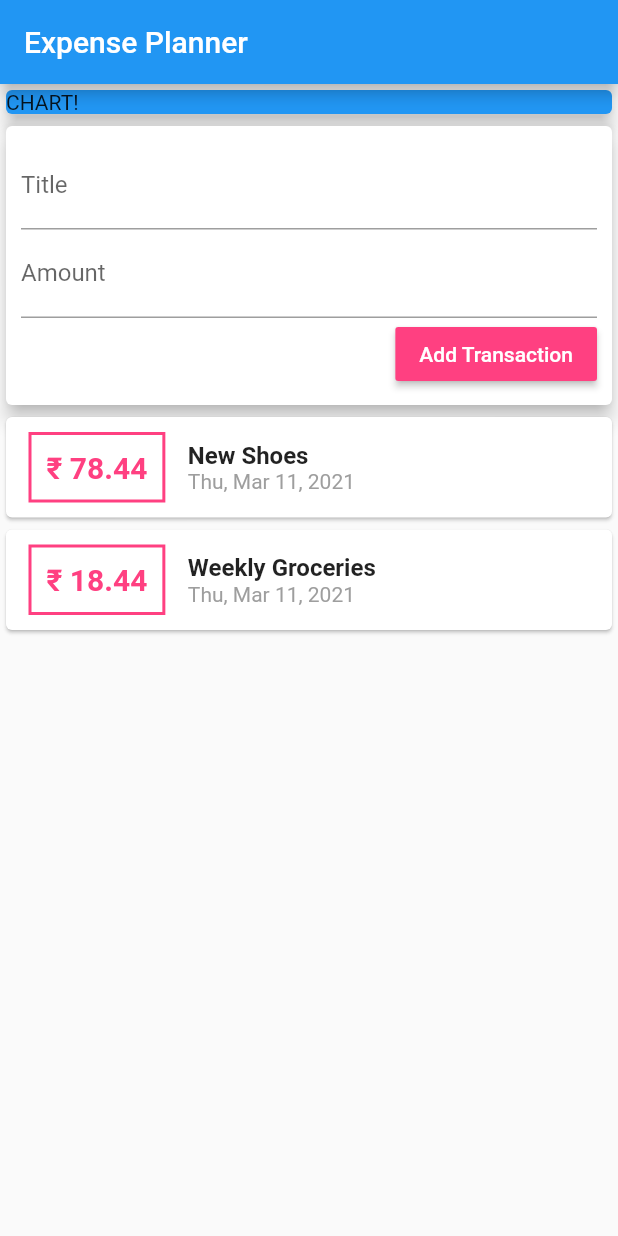
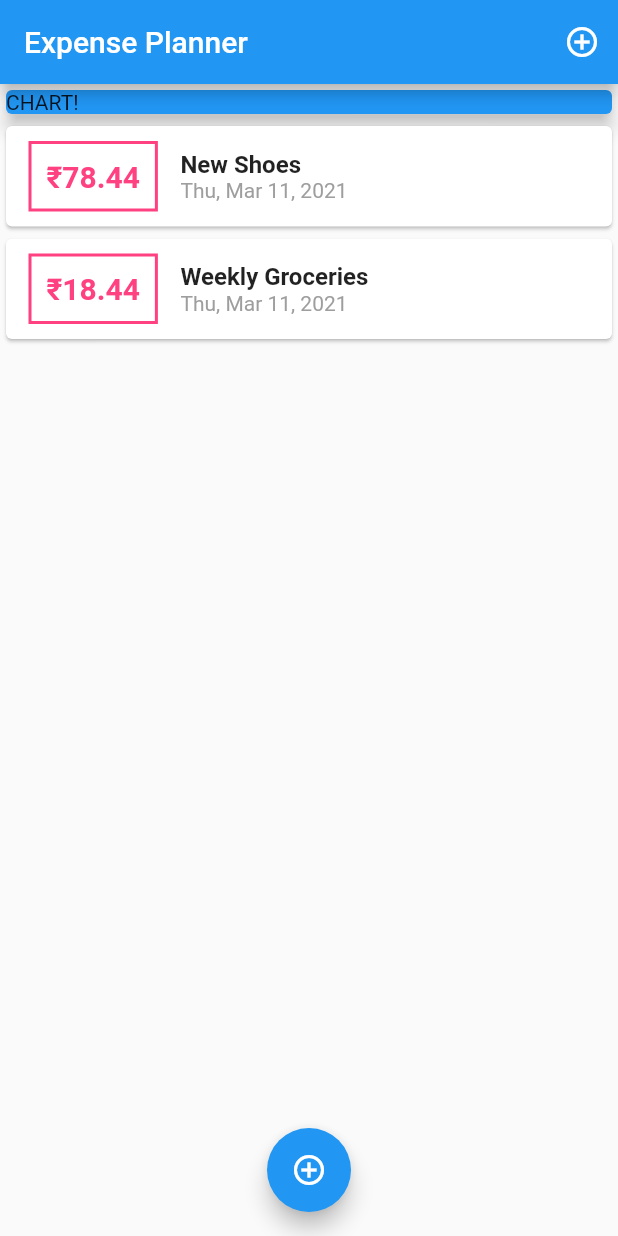
Before and after one commit to yash412/ExpensePlanner, a Flutter app: the screen it shows after launch, on a phone screen of 412 x 824 dp. Run offline on Flutter 3.47's test engine with Material 2 defaults, Android fonts, the phone set to English and light mode, and no system bars.

Commit message:
added floating buttons

```diff
--- a/lib/main.dart
+++ b/lib/main.dart
@@ -1,5 +1,7 @@
 import 'package:flutter/material.dart';
-import './widgets/user_transactions.dart';
+import './widgets/transaction_list.dart';
+import './widgets/new_transaction.dart';
+import './models/transcation.dart';
 
 void main() => runApp(MyApp());
 
@@ -13,15 +15,67 @@ class MyApp extends StatelessWidget {
   }
 }
 
-class MyHomePage extends StatelessWidget {
+class MyHomePage extends StatefulWidget {
   // String titleInput;
   // String amountInput;
+
+  @override
+  _MyHomePageState createState() => _MyHomePageState();
+}
+
+class _MyHomePageState extends State<MyHomePage> {
+  final List<Transaction> _userTransactions = [
+    Transaction(
+      id: 't1',
+      title: 'New Shoes',
+      amount: 78.44,
+      date: DateTime.now(),
+    ),
+    Transaction(
+      id: 't2',
+      title: 'Weekly Groceries',
+      amount: 18.44,
+      date: DateTime.now(),
+    ),
+  ];
+
+  void _addNewTransaction(String txTitle, double txAmount) {
+    final newTx = Transaction(
+      title: txTitle,
+      amount: txAmount,
+      date: DateTime.now(),
+      id: DateTime.now().toString(),
+    );
+
+    setState(() {
+      _userTransactions.add(newTx);
+    });
+  }
+
+  void _startAddNewTransaction(BuildContext ctx) {
+    showModalBottomSheet(
+      context: ctx,
+      builder: (_) {
+        return GestureDetector(
+          onTap: () {},
+          child: NewTransaction(_addNewTransaction),
+          behavior: HitTestBehavior.opaque,
+        );
+      },
+    );
+  }
 
   @override
   Widget build(BuildContext context) {
     return Scaffold(
       appBar: AppBar(
         title: Text('Expense Planner'),
+        actions: <Widget>[
+          IconButton(
+            icon: Icon(Icons.add_circle_outline),
+            onPressed: () => _startAddNewTransaction(context),
+          )
+        ],
       ),
       body: SingleChildScrollView(
         child: Column(
@@ -35,9 +89,14 @@ class MyHomePage extends StatelessWidget {
                 elevation: 5,
               ),
             ),
-            UserTransactions()
+            TransactionList(_userTransactions),
           ],
         ),
+      ),
+      floatingActionButtonLocation: FloatingActionButtonLocation.centerFloat,
+      floatingActionButton: FloatingActionButton(
+        child: Icon(Icons.add_circle_outline),
+        onPressed: () => _startAddNewTransaction(context),
       ),
     );
   }
--- a/lib/widgets/transaction_list.dart
+++ b/lib/widgets/transaction_list.dart
@@ -3,16 +3,15 @@ import 'package:intl/intl.dart';
 import '../models/transcation.dart';
 
 class TransactionList extends StatelessWidget {
-  final List<Transaction> transaction;
+  final List<Transaction> transactions;
 
-  TransactionList(this.transaction);
+  TransactionList(this.transactions);
   @override
   Widget build(BuildContext context) {
     return Container(
       height: 300,
-      child: SingleChildScrollView(
-        child: Column(
-          children: transaction.map((tx) {
+      child: ListView.builder(
+        itemBuilder: (ctx, index) {
           return Card(
             child: Row(
               children: <Widget>[
@@ -29,7 +28,7 @@ class TransactionList extends StatelessWidget {
                   ),
                   padding: EdgeInsets.all(10),
                   child: Text(
-                      '\₹ ${tx.amount}',
+                    '\₹${transactions[index].amount.toStringAsFixed(2)}',
                     style: TextStyle(
                       fontWeight: FontWeight.bold,
                       fontSize: 20,
@@ -41,14 +40,14 @@ class TransactionList extends StatelessWidget {
                   crossAxisAlignment: CrossAxisAlignment.start,
                   children: <Widget>[
                     Text(
-                        tx.title,
+                      transactions[index].title,
                       style: TextStyle(
                         fontWeight: FontWeight.bold,
                         fontSize: 16,
                       ),
                     ),
                     Text(
-                        DateFormat.yMMMEd().format(tx.date),
+                      DateFormat.yMMMEd().format(transactions[index].date),
                       style: TextStyle(
                         color: Colors.grey,
                       ),
@@ -58,8 +57,8 @@ class TransactionList extends StatelessWidget {
               ],
             ),
           );
-          }).toList(),
-        ),
+        },
+        itemCount: transactions.length,
       ),
     );
   }
--- a/lib/widgets/user_transactions.dart
+++ /dev/null
@@ -1,49 +0,0 @@
-import 'package:flutter/material.dart';
-import './new_transaction.dart';
-import './transaction_list.dart';
-import '../models/transcation.dart';
-
-class UserTransactions extends StatefulWidget {
-  @override
-  _UserTransactionsState createState() => _UserTransactionsState();
-}
-
-class _UserTransactionsState extends State<UserTransactions> {
-  final List<Transaction> _userTransactions = [
-    Transaction(
-      id: 't1',
-      title: 'New Shoes',
-      amount: 78.44,
-      date: DateTime.now(),
-    ),
-    Transaction(
-      id: 't2',
-      title: 'Weekly Groceries',
-      amount: 18.44,
-      date: DateTime.now(),
-    ),
-  ];
-
-  void _addNewTransaction(String txTitle, double txAmount) {
-    final newTx = Transaction(
-      title: txTitle,
-      amount: txAmount,
-      date: DateTime.now(),
-      id: DateTime.now().toString(),
-    );
-
-    setState(() {
-      _userTransactions.add(newTx);
-    });
-  }
-
-  @override
-  Widget build(BuildContext context) {
-    return Column(
-      children: [
-        NewTransaction(_addNewTransaction),
-        TransactionList(_userTransactions),
-      ],
-    );
-  }
-}
```
Also changed, not shown: lib/widgets/new_transaction.dart (+18 -12 lines). Lines whose indentation alone changed are shown as unchanged.
